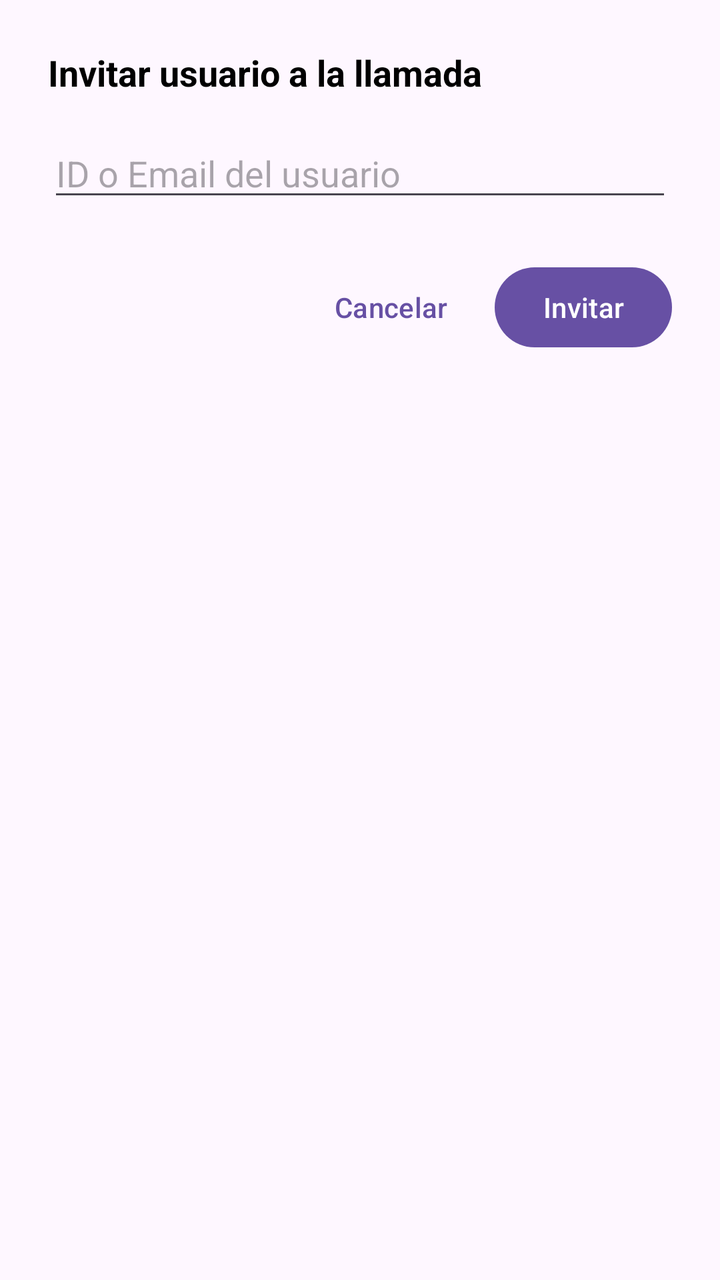
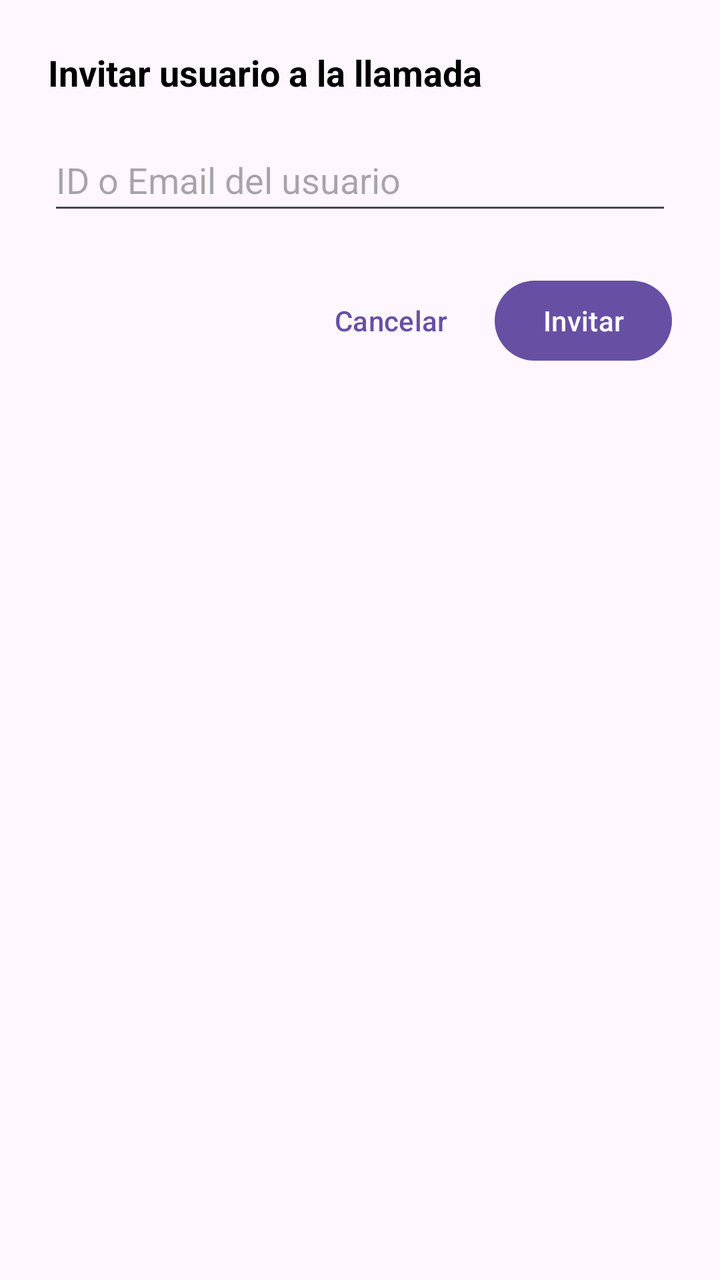

Compare the two renders of this Android layout. The source of the first and the diff that turns it into the second are given below.
<!-- AndroidManifest.xml: application theme Theme.SeminarioFinal -->
<!-- res/layout/dialog_invite_call.xml -->
<?xml version="1.0" encoding="utf-8"?>
<LinearLayout xmlns:android="http://schemas.android.com/apk/res/android"
    android:layout_width="match_parent"
    android:layout_height="wrap_content"
    android:orientation="vertical"
    android:padding="24dp">

    <TextView
        android:id="@+id/tvInviteTitle"
        android:layout_width="wrap_content"
        android:layout_height="wrap_content"
        android:text="Invitar usuario a la llamada"
        android:textColor="@android:color/black"
        android:textSize="18sp"
        android:textStyle="bold" />

    <EditText
        android:id="@+id/etInviteUser"
        android:layout_width="match_parent"
        android:layout_height="wrap_content"
        android:layout_marginTop="16dp"
        android:hint="ID o Email del usuario"
        android:inputType="text" />

    <LinearLayout
        android:layout_width="match_parent"
        android:layout_height="wrap_content"
        android:layout_marginTop="24dp"
        android:gravity="end"
        android:orientation="horizontal">

        <Button
            android:id="@+id/btnCancelInvite"
            style="@style/Widget.Material3.Button.TextButton"
            android:layout_width="wrap_content"
            android:layout_height="wrap_content"
            android:text="Cancelar" />

        <Button
            android:id="@+id/btnDoInvite"
            style="@style/Widget.Material3.Button"
            android:layout_width="wrap_content"
            android:layout_height="wrap_content"
            android:layout_marginStart="8dp"
            android:text="Invitar" />

    </LinearLayout>

</LinearLayout>
<!-- resources referenced by this layout -->
<resources>
  <style name="Theme.SeminarioFinal" parent="Base.Theme.SeminarioFinal" />
  <style name="Base.Theme.SeminarioFinal" parent="Theme.Material3.DayNight.NoActionBar">
          
          
      </style>
</resources>

<!-- the commit's change to res/layout/dialog_invite_call.xml (unified diff, before → after) -->
@@ -18,6 +18,7 @@
         android:id="@+id/etInviteUser"
         android:layout_width="match_parent"
         android:layout_height="wrap_content"
+        android:minHeight="48dp"
         android:layout_marginTop="16dp"
         android:hint="ID o Email del usuario"
         android:inputType="text" />
